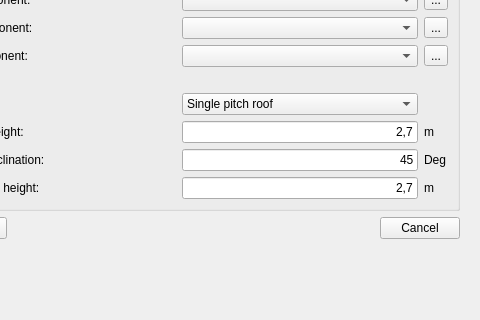
Above: SIM-VICUS/src/SVPropVertexListWidget.ui from ghorwin/SIM-VICUS before the change; both pictures show x 93 to 573 and y 186 to 506 of the 573 by 615 pixel window. Below: the same form after it.
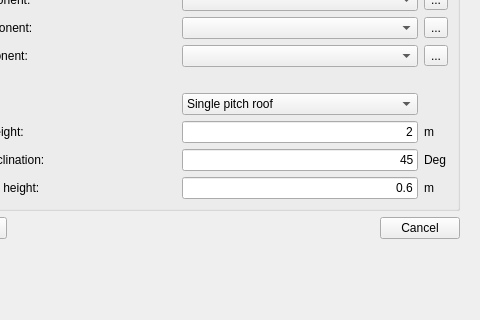
That is the form after the change. Icons and pictures are not drawn. Custom widgets are drawn as their Qt base class.

Commit message: Tab order fixed.

Diff of the .ui file:
```diff
--- a/SIM-VICUS/src/SVPropVertexListWidget.ui
+++ b/SIM-VICUS/src/SVPropVertexListWidget.ui
@@ -613,7 +613,7 @@
 			 </sizepolicy>
 			</property>
 			<property name="text">
-			 <string>2,7</string>
+             <string>0.6</string>
 			</property>
 			<property name="alignment">
 			 <set>Qt::AlignRight|Qt::AlignTrailing|Qt::AlignVCenter</set>
@@ -809,7 +809,7 @@
 			 </sizepolicy>
 			</property>
 			<property name="text">
-			 <string>2,7</string>
+             <string>2</string>
 			</property>
 			<property name="alignment">
 			 <set>Qt::AlignRight|Qt::AlignTrailing|Qt::AlignVCenter</set>
```
Left out of the diff: 56 changed lines with no effect on the pictures. Lines whose indentation alone changed are shown as unchanged.
